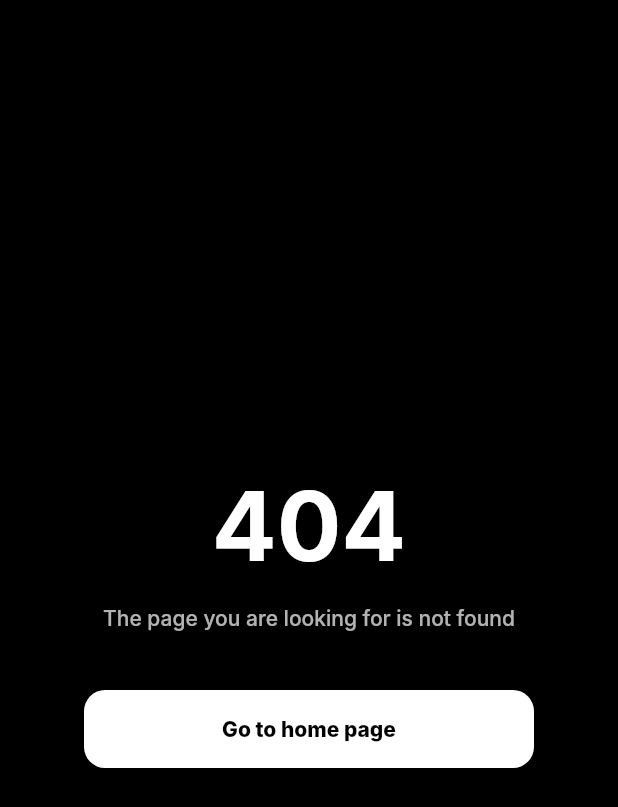
After one commit to JacobSamro/Chitti_Meeting, a Flutter app: the ErrorScreen screen opened directly, on a phone screen of 412 x 824 dp. The commit adds this screen. Shown: the top 807 px of the screen. Run offline on Flutter 3.47's test engine with Material 2 defaults, Android fonts, the phone set to English and light mode, and no system bars; our stand-ins replace camera, dio, flutter_riverpod, get_it, go_router, uni_links and 1 more; missing offline and left inert: bitsdojo_window, flutter_gif, flutter_webrtc, livekit_client, media_kit, media_kit_video and 1 more; Roboto replaces fonts that are missing (Inter).

Commit message:
feat: add routes error screen

```diff
--- /dev/null
+++ b/lib/modules/meeting_module/presentation/error_screen.dart
@@ -0,0 +1,61 @@
+import 'package:chitti_meeting/routes.dart';
+import 'package:chitti_meeting/services/responsive.dart';
+import 'package:flutter/material.dart';
+
+import '../../../common/widgets/custom_button.dart';
+
+class ErrorScreen extends StatelessWidget {
+  const ErrorScreen({super.key});
+
+  @override
+  Widget build(BuildContext context) {
+    final textTheme = Theme.of(context).textTheme;
+    final ResponsiveDevice responsiveDevice =
+        Responsive().getDeviceType(context);
+    final bool isDesktop = responsiveDevice == ResponsiveDevice.desktop;
+    return Scaffold(
+      body: Center(
+        child: Column(
+          mainAxisAlignment: MainAxisAlignment.center,
+          crossAxisAlignment: CrossAxisAlignment.center,
+          children: [
+            Text(
+              "404",
+              style:
+                  textTheme.titleLarge?.copyWith(fontSize: isDesktop ? 88 : 64),
+            ),
+            SizedBox(
+              height: isDesktop ? 24 : 14,
+            ),
+            Text(
+              "The page you are looking for is not found",
+              style:
+                  isDesktop ? textTheme.displayMedium : textTheme.displaySmall,
+            ),
+            SizedBox(
+              height: isDesktop ? 64 : 40,
+            ),
+            GestureDetector(
+              onTap: () {
+                router.go('/');
+              },
+              child: CustomButton(
+                height: 52,
+                width: 300,
+                child: Center(
+                  child: Text(
+                    "Go to home page",
+                    style: textTheme.titleLarge?.copyWith(
+                        color: Colors.black,
+                        fontSize: isDesktop ? 18 : 14,
+                        fontWeight: FontWeight.w800),
+                  ),
+                ),
+              ),
+            ),
+          ],
+        ),
+      ),
+    );
+  }
+}
--- a/lib/routes.dart
+++ b/lib/routes.dart
@@ -1,9 +1,11 @@
+import 'package:chitti_meeting/modules/meeting_module/presentation/error_screen.dart';
 import 'package:flutter/material.dart';
 import 'package:go_router/go_router.dart';
 import 'package:uni_links/uni_links.dart';
 import 'main.dart';
 
-final GoRouter router = GoRouter(routes: [
+final GoRouter router = GoRouter(
+    routes: [
       GoRoute(
         path: "/",
         builder: (context, state) => HomeScreen(
@@ -17,7 +19,10 @@ final GoRouter router = GoRouter(routes: [
           hashId: state.pathParameters["hashId"].toString(),
         ),
       )
-]);
+    ],
+    errorBuilder: (BuildContext context, GoRouterState state) {
+      return const ErrorScreen();
+    });
 
 void handleIncomingLinks() {
   linkStream.listen((String? link) {
```
Lines whose indentation alone changed are shown as unchanged.
